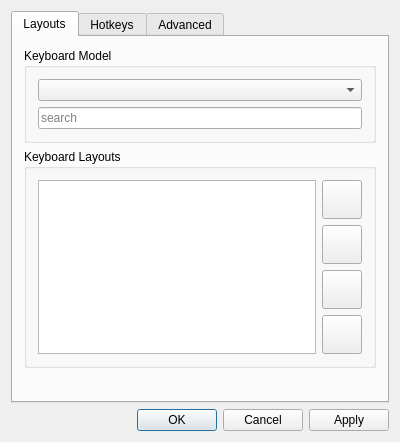
First picture: the form in window.ui, repository MX-Linux/system-keyboard-qt, before the edit.
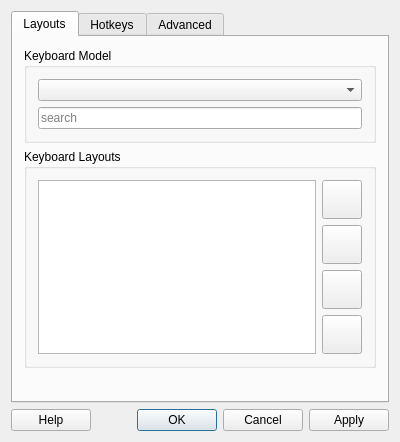
Second picture: the form after the edit. Icons and pictures are not drawn.

Commit message: Added help button

```diff
--- a/window.ui
+++ b/window.ui
@@ -202,11 +202,25 @@
     </widget>
    </item>
    <item>
+    <layout class="QHBoxLayout" name="horizontalLayout_2">
+     <item>
+      <widget class="QPushButton" name="pushButton_Help">
+       <property name="text">
+        <string>Help</string>
+       </property>
+       <property name="icon">
+        <iconset theme="help"/>
+       </property>
+      </widget>
+     </item>
+     <item>
     <widget class="QDialogButtonBox" name="buttonBox">
      <property name="standardButtons">
       <set>QDialogButtonBox::Apply|QDialogButtonBox::Cancel|QDialogButtonBox::Ok</set>
      </property>
     </widget>
+     </item>
+    </layout>
    </item>
   </layout>
  </widget>
```
Lines whose indentation alone changed are shown as unchanged. The commit also changes 1 other file.
